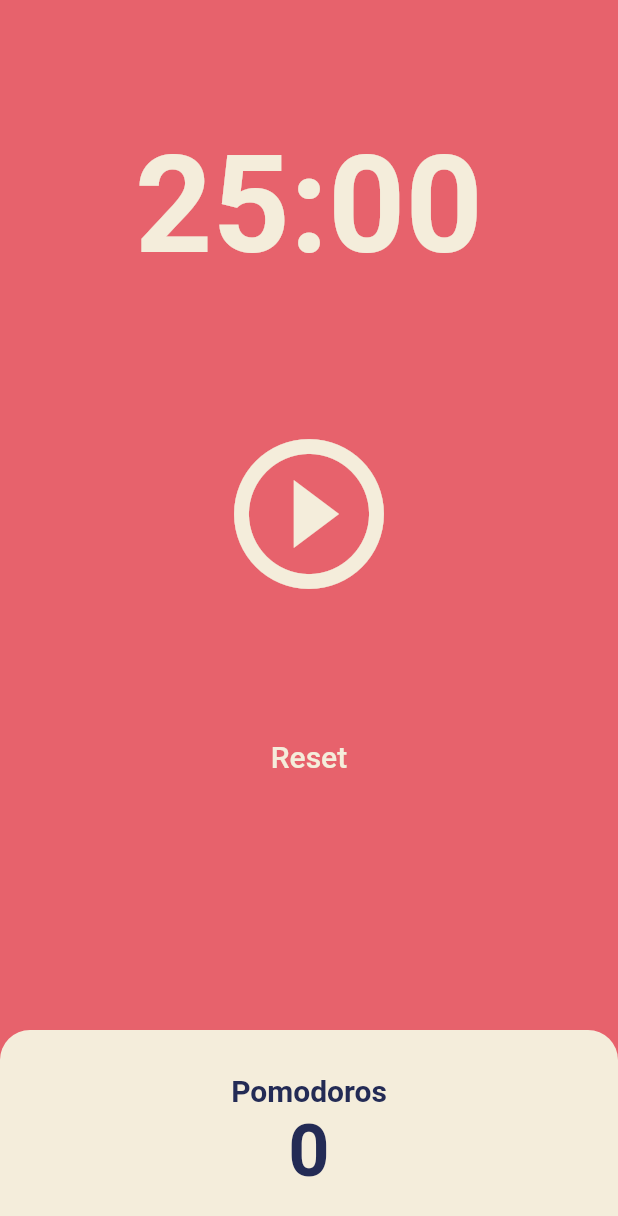
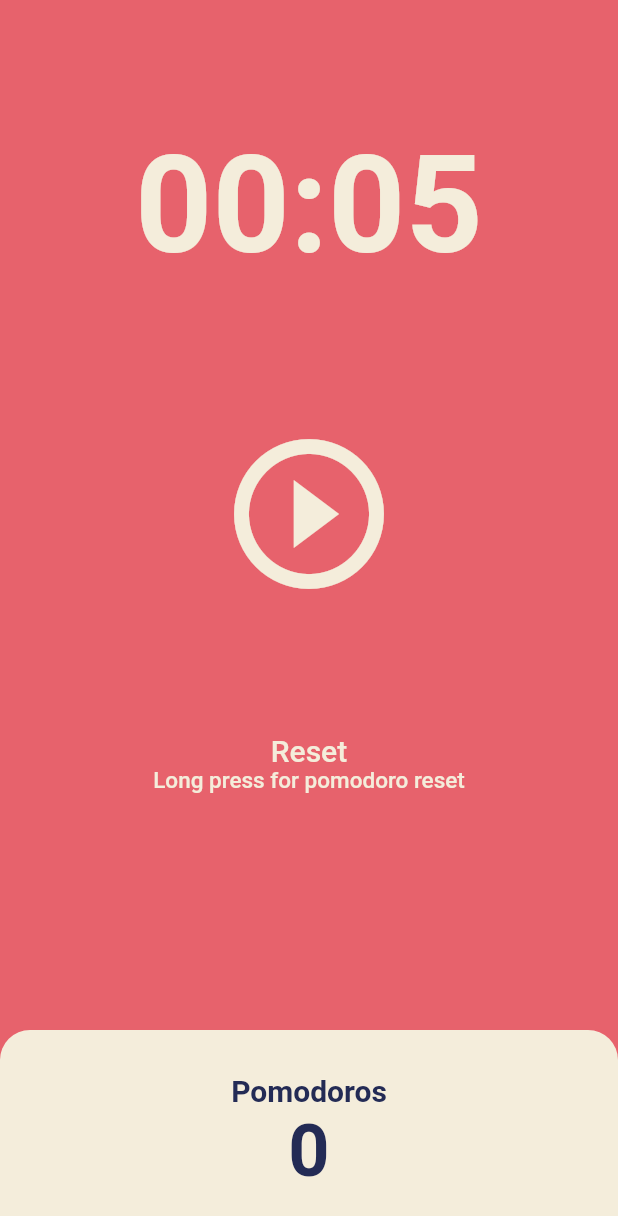
Before and after one commit to qpthedev/flutter-pomodoro-simple, a Flutter app: the screen it shows after launch, on a phone screen of 412 x 824 dp. Shown: the top 1216 px of the screen. Run offline on Flutter 3.47's test engine with Material 2 defaults, Android fonts, the phone set to English and light mode, and no system bars.

Commit message:
pomodoro count reset with long press

```diff
--- a/lib/screens/home_screen.dart
+++ b/lib/screens/home_screen.dart
@@ -9,7 +9,7 @@ class HomeScreen extends StatefulWidget {
 }
 
 class _HomeScreenState extends State<HomeScreen> {
-  static const twentyFiveMinutes = 1500;
+  static const twentyFiveMinutes = 5;
   int totalSeconds = twentyFiveMinutes;
   bool isRunning = false;
   int totalPomodoros = 0;
@@ -52,6 +52,12 @@ class _HomeScreenState extends State<HomeScreen> {
     setState(() {
       isRunning = false;
       totalSeconds = twentyFiveMinutes;
+    });
+  }
+
+  void onPomodoroReset() {
+    setState(() {
+      totalPomodoros = 0;
     });
   }
 
@@ -107,12 +113,24 @@ class _HomeScreenState extends State<HomeScreen> {
                       alignment: Alignment.topCenter,
                       child: TextButton(
                         onPressed: onResetPressed,
-                        child: Text(
-                          'Reset',
-                          style: TextStyle(
-                            color: Theme.of(context).cardColor,
-                            fontSize: 20,
-                          ),
+                        onLongPress: onPomodoroReset,
+                        child: Column(
+                          children: [
+                            Text(
+                              'Reset',
+                              style: TextStyle(
+                                color: Theme.of(context).cardColor,
+                                fontSize: 20,
+                              ),
+                            ),
+                            Text(
+                              'Long press for pomodoro reset',
+                              style: TextStyle(
+                                color: Theme.of(context).cardColor,
+                                fontSize: 15,
+                              ),
+                            )
+                          ],
                         ),
                       ),
                     ),
```
